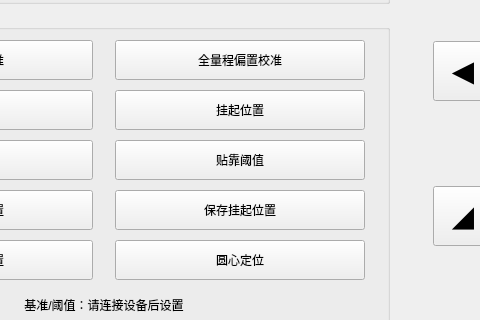
The window that src/ui/config_panel.ui (IceSugarZxy/MARS-pro) describes before a commit, drawn with Qt 5; both pictures show x 193 to 673 and y 313 to 633 of the 1054 by 995 pixel window.
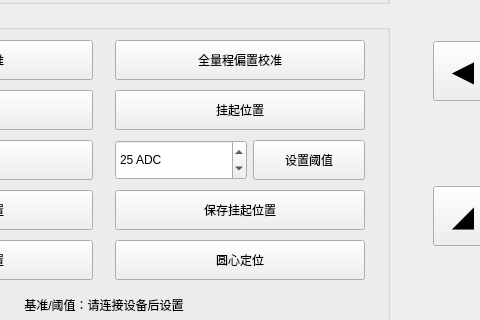
The same window after the commit.

Commit message:
feat: 支持配置光电贴靠阈值
配置面板增加 1-4095 ADC 阈值输入，默认 25 ADC。

设置按钮按输入值发送 LSTH<n>~，设备回信后同步界面和本地配置。

README 同步当前圆心定位、阈值、方向键和历史极数口径。

What changed in the file:
```diff
--- a/src/ui/config_panel.ui
+++ b/src/ui/config_panel.ui
@@ -214,7 +214,7 @@
        </widget>
       </item>
       <item row="2" column="1">
-       <widget class="QPushButton" name="btn_set_light_threshold">
+       <widget class="QWidget" name="light_threshold_editor" native="true">
         <property name="sizePolicy">
          <sizepolicy hsizetype="Fixed" vsizetype="Fixed">
           <horstretch>0</horstretch>
@@ -233,12 +233,82 @@
           <height>16777215</height>
          </size>
         </property>
-        <property name="toolTip">
-         <string>固定设置下降量阈值 20 并保存到设备 Flash，对应第一级下降 20 ADC、第二级下降 40 ADC。</string>
-        </property>
-        <property name="text">
-         <string>贴靠阈值</string>
-        </property>
+        <layout class="QHBoxLayout" name="light_threshold_layout">
+         <property name="leftMargin">
+          <number>0</number>
+         </property>
+         <property name="topMargin">
+          <number>0</number>
+         </property>
+         <property name="rightMargin">
+          <number>0</number>
+         </property>
+         <property name="bottomMargin">
+          <number>0</number>
+         </property>
+         <property name="spacing">
+          <number>6</number>
+         </property>
+         <item>
+          <widget class="QSpinBox" name="spin_light_threshold">
+           <property name="sizePolicy">
+            <sizepolicy hsizetype="Fixed" vsizetype="Fixed">
+             <horstretch>0</horstretch>
+             <verstretch>0</verstretch>
+            </sizepolicy>
+           </property>
+           <property name="minimumSize">
+            <size>
+             <width>132</width>
+             <height>40</height>
+            </size>
+           </property>
+           <property name="maximumSize">
+            <size>
+             <width>132</width>
+             <height>40</height>
+            </size>
+           </property>
+           <property name="toolTip">
+            <string>下降量阈值，范围 1–4095 ADC。第二级停机阈值为该值的 2 倍。</string>
+           </property>
+           <property name="suffix">
+            <string> ADC</string>
+           </property>
+           <property name="minimum">
+            <number>1</number>
+           </property>
+           <property name="maximum">
+            <number>4095</number>
+           </property>
+           <property name="value">
+            <number>25</number>
+           </property>
+          </widget>
+         </item>
+         <item>
+          <widget class="QPushButton" name="btn_set_light_threshold">
+           <property name="minimumSize">
+            <size>
+             <width>112</width>
+             <height>40</height>
+            </size>
+           </property>
+           <property name="maximumSize">
+            <size>
+             <width>112</width>
+             <height>40</height>
+            </size>
+           </property>
+           <property name="toolTip">
+            <string>将输入值作为下降量阈值写入设备 Flash。</string>
+           </property>
+           <property name="text">
+            <string>设置阈值</string>
+           </property>
+          </widget>
+         </item>
+        </layout>
        </widget>
       </item>
       <item row="4" column="0">
```
The commit also changes 4 other files.
